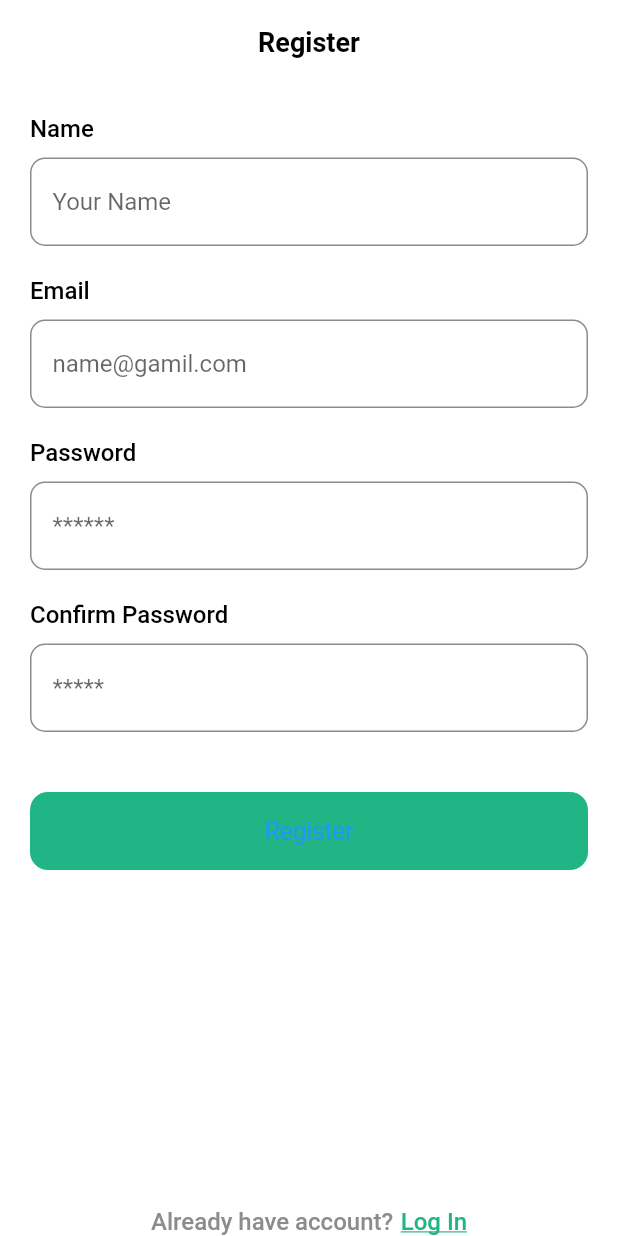
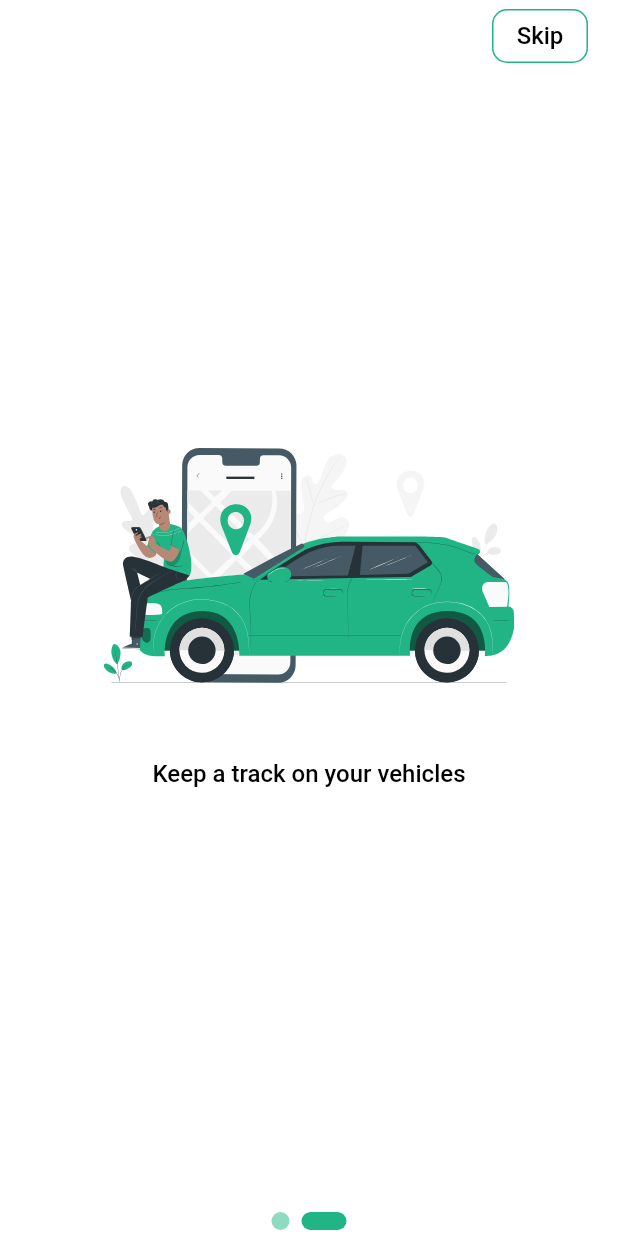
Before and after one commit to Oudormdeveloper/vtrakh, a Flutter app: the screen it shows after launch, on a phone screen of 412 x 824 dp. Run offline on Flutter 3.47's test engine with Material 2 defaults, Android fonts, the phone set to English and light mode, and no system bars; our stand-ins replace flutter_svg, get, get_storage.

Commit message:
episode4

```diff
--- a/lib/config/routes/app_pages.dart
+++ b/lib/config/routes/app_pages.dart
@@ -3,6 +3,7 @@ import 'package:vtrakh/core.dart';
 class AppPages {
   static List<GetPage> routes = [
     GetPage(name: AppRoutes.WELCOME, page: () => SplashPage()),
+    GetPage(name: AppRoutes.ONBOARD, page: () => OnBoardPage()),
     GetPage(name: AppRoutes.REGISTER, page: () => RegisterPage()),
     GetPage(name: AppRoutes.LOGIN, page: () => LoginPage()),
   ];
--- a/lib/config/routes/app_routes.dart
+++ b/lib/config/routes/app_routes.dart
@@ -1,9 +1,10 @@
 class AppRoutes {
   static Future<String> get initailRoutes async {
-    return REGISTER;
+    return ONBOARD;
   }
 
   static const WELCOME = '/';
+  static const ONBOARD = '/onboard';
   static const REGISTER = '/auth/register';
   static const LOGIN = '/auth/login';
 }
--- a/lib/config/themes/app_text_theme.dart
+++ b/lib/config/themes/app_text_theme.dart
@@ -1,5 +1,6 @@
 import 'package:vtrakh/core.dart';
 
+var ctx = Get.context;
 TextStyle cLabelTextStyle() {
   return TextStyle(
     fontSize: 16.0,
@@ -7,3 +8,10 @@ TextStyle cLabelTextStyle() {
     color: Colors.black,
   );
 }
+
+TextStyle subTitleTextStyle() {
+  return TextStyle(
+    color: Colors.black,
+    fontSize: 16,
+  );
+}
--- a/lib/config/themes/theme.dart
+++ b/lib/config/themes/theme.dart
@@ -4,6 +4,7 @@ ThemeData lightTheme = ThemeData.light().copyWith(
   scaffoldBackgroundColor: Colors.white,
   // fontFamily: "Poppins",
   appBarTheme: appBarTheme(),
+  brightness: Brightness.light,
   textTheme: textTheme(),
   inputDecorationTheme: inputDecorationTheme(),
   visualDensity: VisualDensity.adaptivePlatformDensity,
--- a/lib/constants/asset_path.dart
+++ b/lib/constants/asset_path.dart
@@ -2,6 +2,14 @@ String getIconPath(String fileName) {
   return iconAssetRoot + fileName;
 }
 
+String getImagePath(String fileName) {
+  return imageAssetRoot + fileName;
+}
+
+final String imageAssetRoot = 'assets/images/';
 final String iconAssetRoot = 'assets/icons/';
 
 final String logo = getIconPath('logo.svg');
+final String onBoard_1 = getImagePath('onBorad1.svg');
+final String onBoard_2 = getImagePath('onBorad2.svg');
+final String onBoard_3 = getImagePath('onBorad3.svg');
--- a/lib/core.dart
+++ b/lib/core.dart
@@ -7,6 +7,8 @@ export 'package:flutter_svg/svg.dart';
 export 'config/export.dart';
 export 'constants/export.dart';
 
+export 'models/export.dart';
+
 // Block Page
 
 export 'pages/export.dart';
--- /dev/null
+++ b/lib/models/export.dart
@@ -0,0 +1 @@
+export 'onboard_model.dart';
--- /dev/null
+++ b/lib/models/onboard_model.dart
@@ -0,0 +1,7 @@
+class OnboardingInfo {
+  OnboardingInfo(
+    this.url,
+    this.text,
+  );
+  String? text, url;
+}
--- a/lib/pages/export.dart
+++ b/lib/pages/export.dart
@@ -1,2 +1,3 @@
 export 'auth/export.dart';
+export 'onboard/export.dart';
 export 'splash/export.dart';
--- /dev/null
+++ b/lib/pages/onboard/export.dart
@@ -0,0 +1,2 @@
+export 'onboard_page.dart';
+export 'onboard_controller.dart';
--- /dev/null
+++ b/lib/pages/onboard/onboard_controller.dart
@@ -0,0 +1,29 @@
+import 'package:vtrakh/core.dart';
+
+class OnBoardController extends GetxController {
+  var selectedPageIndex = 0.obs;
+  bool get isLastPage => selectedPageIndex.value == onboardingPages.length - 1;
+  var pageController = PageController();
+
+  forwardAction() {
+    if (isLastPage) {
+      //go to home page
+    } else
+      pageController.nextPage(duration: 300.milliseconds, curve: Curves.ease);
+  }
+
+  List<OnboardingInfo> onboardingPages = [
+    OnboardingInfo(
+      onBoard_1,
+      'Keep a track on your vehicles',
+    ),
+    OnboardingInfo(
+      onBoard_2,
+      'Secure your Assets',
+    ),
+    OnboardingInfo(
+      onBoard_3,
+      'Help Save Costs',
+    )
+  ];
+}
--- /dev/null
+++ b/lib/pages/onboard/onboard_page.dart
@@ -0,0 +1,115 @@
+import 'package:vtrakh/core.dart';
+
+class OnBoardPage extends StatelessWidget {
+  final _controller = OnBoardController();
+
+  @override
+  Widget build(BuildContext context) {
+    return Scaffold(
+      body: SafeArea(
+        child: Padding(
+          padding: EdgeInsets.symmetric(horizontal: 20.0),
+          child: Stack(
+            children: [
+              Obx(
+                () {
+                  return !_controller.isLastPage
+                      ? Align(
+                          alignment: Alignment.topRight,
+                          child: OutlinedButton(
+                            style: OutlinedButton.styleFrom(
+                              shape: RoundedRectangleBorder(
+                                borderRadius: BorderRadius.all(
+                                  Radius.circular(10),
+                                ),
+                              ),
+                              side: BorderSide(width: 1, color: cPrimary),
+                            ),
+                            onPressed: () {},
+                            child: Text(
+                              'Skip',
+                              style: subTitleTextStyle(),
+                            ),
+                          ),
+                        )
+                      : SizedBox();
+                },
+              ),
+              PageView.builder(
+                  controller: _controller.pageController,
+                  onPageChanged: _controller.selectedPageIndex,
+                  itemCount: _controller.onboardingPages.length,
+                  itemBuilder: (context, index) {
+                    return Container(
+                      child: Column(
+                        mainAxisAlignment: MainAxisAlignment.center,
+                        children: [
+                          SvgPicture.asset(
+                              _controller.onboardingPages[index].url!),
+                          VericalSpacing(of: 50.0),
+                          Text(
+                            _controller.onboardingPages[index].text!,
+                            style: cLabelTextStyle(),
+                          ),
+                        ],
+                      ),
+                    );
+                  }),
+              Obx(() {
+                return !_controller.isLastPage
+                    ? Align(
+                        alignment: Alignment.bottomCenter,
+                        child: Row(
+                          crossAxisAlignment: CrossAxisAlignment.center,
+                          mainAxisAlignment: MainAxisAlignment.center,
+                          children: List.generate(
+                            _controller.onboardingPages.length - 1,
+                            (index) => Obx(() {
+                              return AnimatedContainer(
+                                duration: Duration(milliseconds: 250),
+                                margin: const EdgeInsets.all(4),
+                                width:
+                                    _controller.selectedPageIndex.value == index
+                                        ? 12.0
+                                        : 30.0,
+                                height: 12,
+                                decoration: BoxDecoration(
+                                  borderRadius:
+                                      BorderRadius.all(Radius.circular(20)),
+                                  color: _controller.selectedPageIndex.value ==
+                                          index
+                                      ? cPrimary.withOpacity(0.5)
+                                      : cPrimary,
+                                  // shape: BoxShape.circle,
+                                ),
+                              );
+                            }),
+                          ),
+                        ),
+                      )
+                    : Align(
+                        alignment: Alignment.bottomCenter,
+                        child: KVButton(
+                          text: 'Let\'s Start',
+                          press: () {},
+                        ),
+                      );
+              }),
+              // Positioned(
+              //   right: 20,
+              //   bottom: 20,
+              //   child: FloatingActionButton(
+              //     elevation: 0,
+              //     onPressed: _controller.forwardAction,
+              //     child: Obx(() {
+              //       return Text(_controller.isLastPage ? 'Start' : 'Next');
+              //     }),
+              //   ),
+              // ),
+            ],
+          ),
+        ),
+      ),
+    );
+  }
+}
```
Also changed, not shown: assets/images/onBorad1.svg (added), assets/images/onBorad2.svg (added), assets/images/onBorad3.svg (added).
